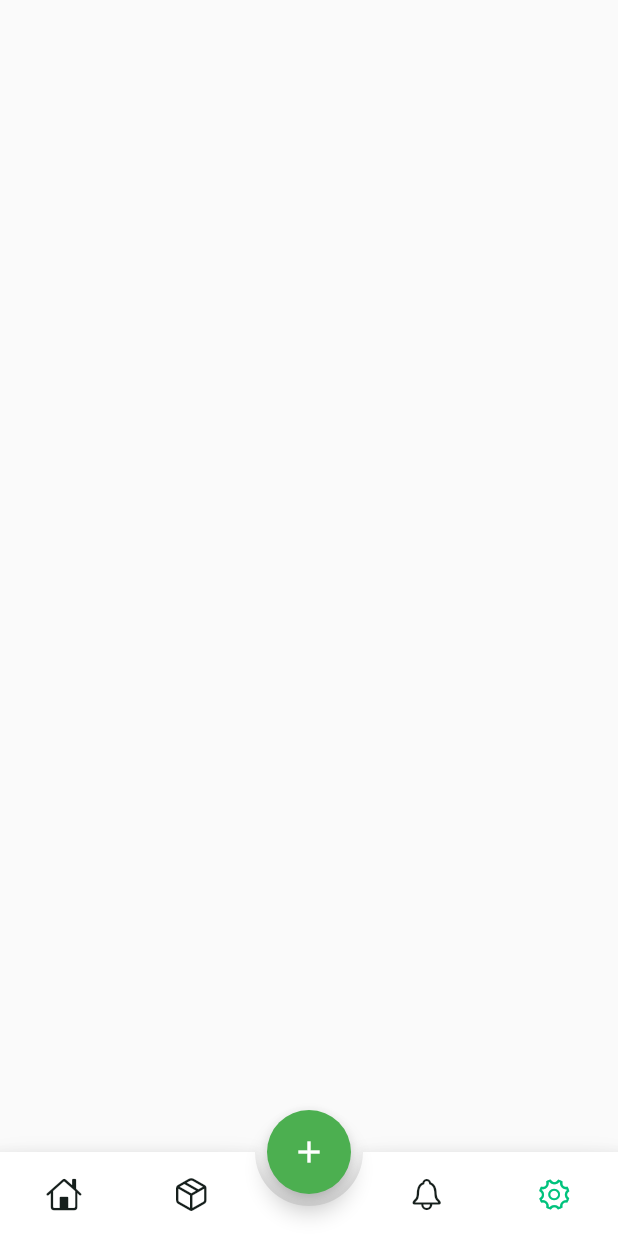
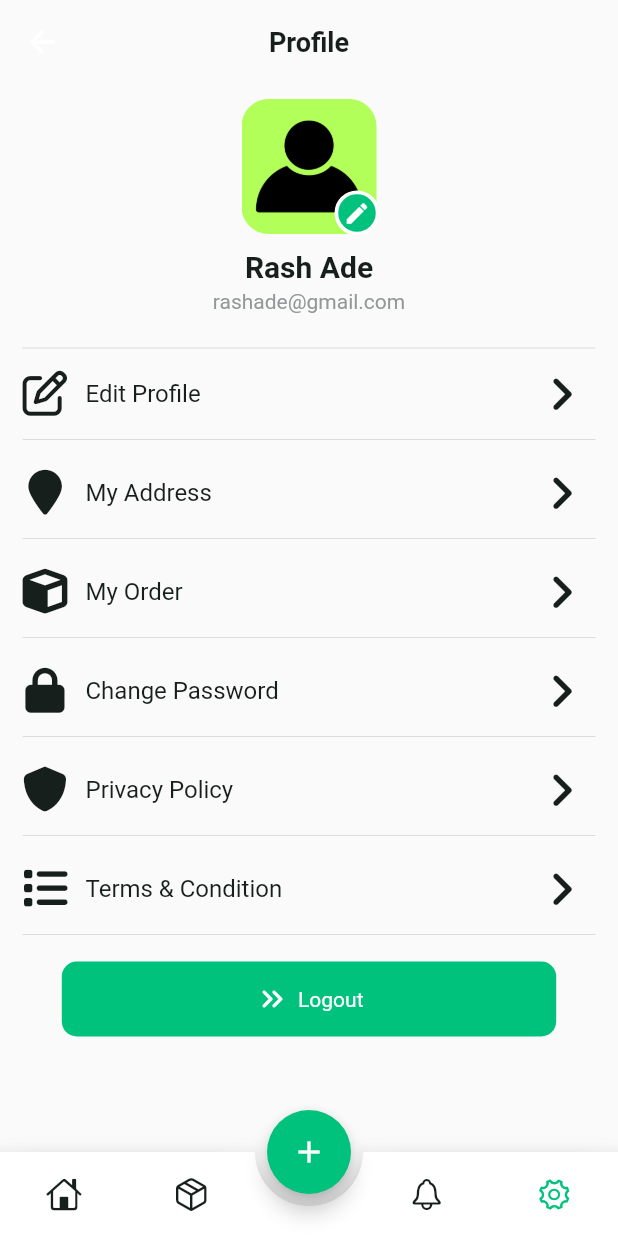
Before and after one commit to Raadebowale/dlivry, a Flutter app: the MainActivity screen opened by its route, item 4 of the bottom bar chosen, on a phone screen of 412 x 824 dp. Run offline on Flutter 3.47's test engine with Material 2 defaults, Android fonts, the phone set to English and light mode, and no system bars; drawn by our look-alikes of animated_bottom_navigation_bar; our stand-ins replace cloud_firestore, firebase_auth, firebase_core, font_awesome_flutter, pinput, smooth_page_indicator; accounts and stored records are empty.

Commit message:
Created: Profile Page

```diff
--- a/lib/routes/route_path.dart
+++ b/lib/routes/route_path.dart
@@ -9,7 +9,7 @@ class RoutePath {
   static const main = '/main-activity';
   static const pickup = '/pickup';
   static const sendpackage = '/sendpackage';
-  static const setup = '/setup';
-  static const accountsuccess = '/accountsuccess';
-  static const budget = '/budget';
+  static const editprofile = '/editprofile';
+  // static const accountsuccess = '/accountsuccess';
+  // static const budget = '/budget';
 }
--- a/lib/routes/routes.dart
+++ b/lib/routes/routes.dart
@@ -1,6 +1,7 @@
 import 'package:dlivry/screens/enter_otp.dart';
 import 'package:dlivry/screens/forgot_password.dart';
 import 'package:dlivry/screens/login_screen.dart';
+import 'package:dlivry/screens/mainactivity/components/edit_profile.dart';
 import 'package:dlivry/screens/mainactivity/components/pickup_address.dart';
 import 'package:dlivry/screens/mainactivity/main_activity.dart';
 
@@ -25,5 +26,6 @@ Map<String, Widget Function(BuildContext)> myRoutes(BuildContext context) {
     RoutePath.main: (context) => const MainActivity(),
     RoutePath.sendpackage: (context) => const SendPackage(),
     RoutePath.pickup: (context) => const PickupAddress(),
+    RoutePath.editprofile: (context) => const EditProfile(),
   };
 }
--- /dev/null
+++ b/lib/screens/mainactivity/components/pages/profile.dart
@@ -0,0 +1,192 @@
+import 'package:dlivry/routes/route_path.dart';
+import 'package:flutter/cupertino.dart';
+import 'package:flutter/material.dart';
+
+import 'package:dlivry/widgets/custom_tile.dart';
+import 'package:dlivry/widgets/long_button.dart';
+import 'package:dlivry/utils/app_colors.dart';
+import 'package:font_awesome_flutter/font_awesome_flutter.dart';
+
+class Profile extends StatefulWidget {
+  const Profile({super.key});
+
+  @override
+  State<Profile> createState() => _ProfileState();
+}
+
+class _ProfileState extends State<Profile> {
+  @override
+  Widget build(BuildContext context) {
+    Size size = MediaQuery.of(context).size;
+
+    // final padding = MediaQuery.of(context).padding;
+    return Scaffold(
+      appBar: AppBar(
+        centerTitle: true,
+        elevation: 0,
+        backgroundColor: Colors.transparent,
+        title: const Text(
+          "Profile",
+          style: TextStyle(
+            color: AppColors.textBlack,
+            fontSize: 18,
+            fontWeight: FontWeight.w700,
+          ),
+        ),
+      ),
+      body: Column(
+        // crossAxisAlignment: CrossAxisAlignment.start,
+        children: [
+          Column(
+            crossAxisAlignment: CrossAxisAlignment.center,
+            children: [
+              const SizedBox(height: 10),
+              Stack(
+                children: [
+                  ClipRect(
+                    child: Container(
+                      clipBehavior: Clip.antiAlias,
+                      height: 90,
+                      width: 90,
+                      decoration: BoxDecoration(
+                        color: Colors.lightGreenAccent,
+                        borderRadius: BorderRadius.circular(18),
+                      ),
+                      child: Image.asset(
+                        "assets/images/person.png",
+                        fit: BoxFit.cover,
+                      ),
+                    ),
+                  ),
+                  Positioned(
+                    bottom: -1,
+                    right: -2,
+                    child: Container(
+                      height: 30,
+                      width: 30,
+                      decoration: BoxDecoration(
+                        color: AppColors.primary,
+                        border: Border.all(
+                          color: Colors.white,
+                          width: 2.5,
+                        ),
+                        shape: BoxShape.circle,
+                      ),
+                      child: GestureDetector(
+                        onTap: () {},
+                        child: const Icon(
+                          Icons.edit,
+                          color: Colors.white,
+                          size: 18,
+                        ),
+                      ),
+                    ),
+                  ),
+                ],
+              ),
+              const SizedBox(height: 10),
+              const Text(
+                "Rash Ade",
+                style: TextStyle(
+                  color: AppColors.textBlack,
+                  fontSize: 20,
+                  fontWeight: FontWeight.w600,
+                ),
+              ),
+              const SizedBox(height: 4),
+              const Text(
+                "rashade@gmail.com",
+                style: TextStyle(
+                  color: AppColors.smallgreyText,
+                  fontSize: 14,
+                ),
+              ),
+            ],
+          ),
+          Expanded(
+            child: SingleChildScrollView(
+              child: Padding(
+                padding: const EdgeInsets.only(
+                  top: 15,
+                  right: 15,
+                  left: 15,
+                  bottom: 20,
+                ),
+                child: Column(
+                  children: [
+                    const Divider(),
+                    CustomTile(
+                      onpressed: () {
+                        Navigator.pushNamed(context, RoutePath.editprofile);
+                      },
+                      title: "Edit Profile",
+                      prefixIcon: FontAwesomeIcons.penToSquare,
+                    ),
+                    const Divider(),
+                    const SizedBox(height: 5),
+                    CustomTile(
+                      onpressed: () {},
+                      title: "My Address",
+                      prefixIcon: FontAwesomeIcons.locationPin,
+                    ),
+                    const Divider(),
+                    const SizedBox(height: 5),
+                    CustomTile(
+                      onpressed: () {},
+                      title: "My Order",
+                      prefixIcon: FontAwesomeIcons.cube,
+                    ),
+                    const Divider(),
+                    const SizedBox(height: 5),
+                    CustomTile(
+                      onpressed: () {},
+                      title: "Change Password",
+                      prefixIcon: FontAwesomeIcons.lock,
+                    ),
+                    const Divider(),
+                    const SizedBox(height: 5),
+                    CustomTile(
+                      onpressed: () {},
+                      title: "Privacy Policy",
+                      prefixIcon: FontAwesomeIcons.shield,
+                    ),
+                    const Divider(),
+                    const SizedBox(height: 5),
+                    CustomTile(
+                      onpressed: () {},
+                      title: "Terms & Condition",
+                      prefixIcon: FontAwesomeIcons.list,
+                    ),
+                    const Divider(),
+                    // const SizedBox(height: 8),
+                    const SizedBox(height: 10),
+                    Align(
+                      alignment: Alignment.bottomCenter,
+                      child: LongButton(
+                        onpressed: () {},
+                        // active: false,
+                        text: 'Logout',
+                        icon: Icons.keyboard_double_arrow_right_rounded,
+                        width: size.width * 0.8,
+                      ),
+                    ),
+                  ],
+                ),
+              ),
+            ),
+          ),
+          /* const SizedBox(height: 10),
+          Align(
+            alignment: Alignment.bottomCenter,
+            child: LongButton(
+              onpressed: () {},
+              // active: false,
+              text: 'Logout',
+              width: size.width * 0.8,
+            ),
+          ), */
+        ],
+      ),
+    );
+  }
+}
--- a/lib/screens/mainactivity/main_activity.dart
+++ b/lib/screens/mainactivity/main_activity.dart
@@ -1,3 +1,4 @@
+import 'package:dlivry/screens/mainactivity/components/pages/profile.dart';
 import 'package:flutter/cupertino.dart';
 import 'package:flutter/material.dart';
 import 'package:animated_bottom_navigation_bar/animated_bottom_navigation_bar.dart';
@@ -20,11 +21,11 @@ class _MainActivityState extends State<MainActivity> {
   final PageStorageBucket bucket = PageStorageBucket();
   @override
   Widget build(BuildContext context) {
-    final List<Widget> pages =  [
+    final List<Widget> pages = [
       const HomeScreen(),
       Container(),
       Container(),
-      Container(),
+      const Profile(),
     ];
     return Scaffold(
       body: pages[currentIndex],
@@ -32,6 +33,7 @@ class _MainActivityState extends State<MainActivity> {
         onPressed: () {
           Navigator.pushNamed(context, RoutePath.sendpackage);
         },
+        backgroundColor: AppColors.primary,
         child: const Icon(Icons.add),
       ),
       floatingActionButtonLocation: FloatingActionButtonLocation.centerDocked,
--- /dev/null
+++ b/lib/widgets/custom_tile.dart
@@ -0,0 +1,44 @@
+import 'package:dlivry/utils/app_colors.dart';
+import 'package:flutter/material.dart';
+
+class CustomTile extends StatelessWidget {
+  const CustomTile({
+    super.key,
+    required this.onpressed,
+    required this.title,
+    required this.prefixIcon,
+  });
+  final VoidCallback onpressed;
+  final String title;
+  final IconData prefixIcon;
+
+  @override
+  Widget build(BuildContext context) {
+    return InkWell(
+      onTap: onpressed,
+      child: Row(
+        children: [
+          Icon(
+            prefixIcon,
+            color: AppColors.textBlack,
+            size: 30,
+          ),
+          const SizedBox(width: 12),
+          Text(
+            title,
+            style: const TextStyle(
+              color: AppColors.textBlack,
+              fontSize: 16,
+            ),
+          ),
+          const Spacer(),
+          const Icon(
+            Icons.chevron_right_rounded,
+            color: AppColors.textBlack,
+            size: 45,
+          ),
+        ],
+      ),
+    );
+  }
+}
--- a/lib/widgets/long_button.dart
+++ b/lib/widgets/long_button.dart
@@ -10,6 +10,7 @@ class LongButton extends StatelessWidget {
     required this.onpressed,
     this.active = true,
     this.alignment,
+    this.icon,
   });
 
   final VoidCallback onpressed;
@@ -17,6 +18,7 @@ class LongButton extends StatelessWidget {
   final AlignmentGeometry? alignment;
   final double width;
   final bool active;
+  final IconData? icon;
 
   @override
   Widget build(BuildContext context) {
@@ -31,11 +33,23 @@ class LongButton extends StatelessWidget {
             color: active ? AppColors.primary : AppColors.disabled,
             borderRadius: BorderRadius.circular(10),
           ),
-          child: Text(
-            text,
-            style: TextStyle(
-              color: active ? Colors.white : AppColors.smallgreyText,
-            ),
+          child: Row(
+            mainAxisAlignment: MainAxisAlignment.center,
+            children: [
+              if (icon != null)
+                Icon(
+                  icon,
+                  color: Colors.white,
+                  // size: 25,
+                ),
+              const SizedBox(width: 5),
+              Text(
+                text,
+                style: TextStyle(
+                  color: active ? Colors.white : AppColors.smallgreyText,
+                ),
+              ),
+            ],
           ),
         ),
       ),
```
Also changed, not shown: lib/screens/mainactivity/components/edit_profile.dart (added, +161 -0 lines), lib/screens/mainactivity/components/receiver_details.dart (+11 -67 lines), lib/screens/mainactivity/components/sender_details.dart (+10 -22 lines), lib/screens/mainactivity/send_package.dart (+13 -6 lines), lib/widgets/package_size.dart (+20 -22 lines).
